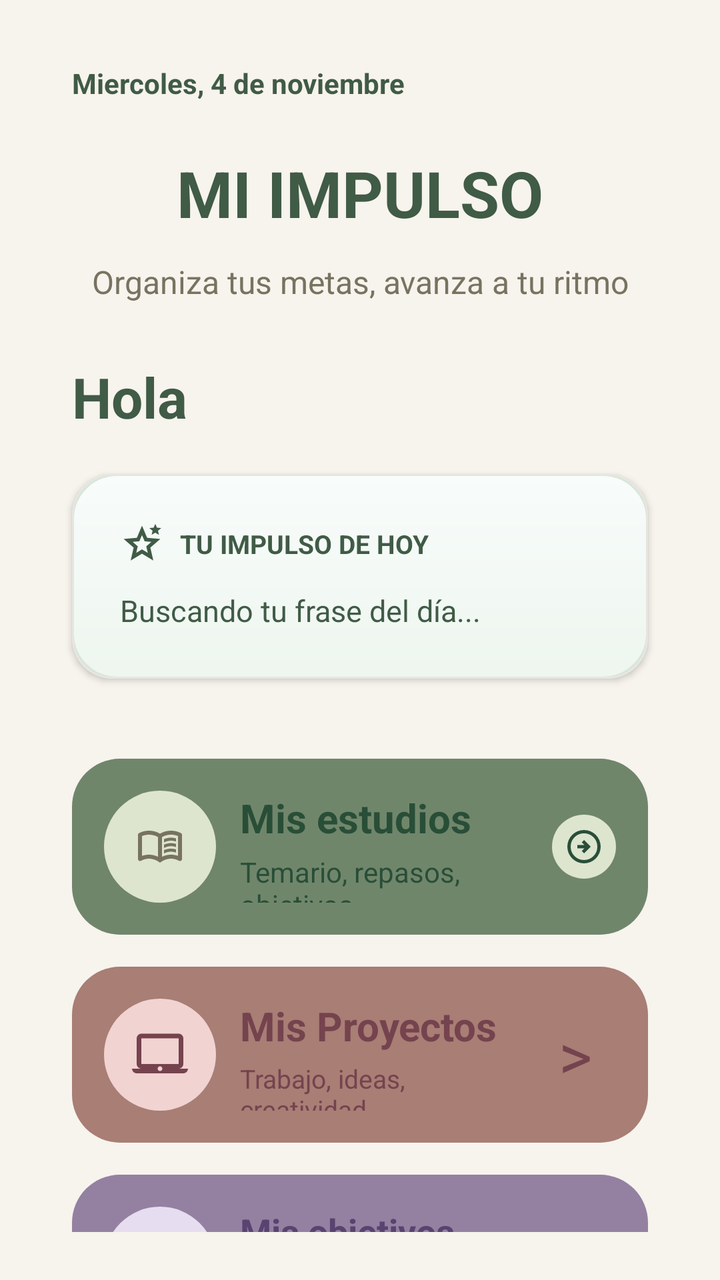
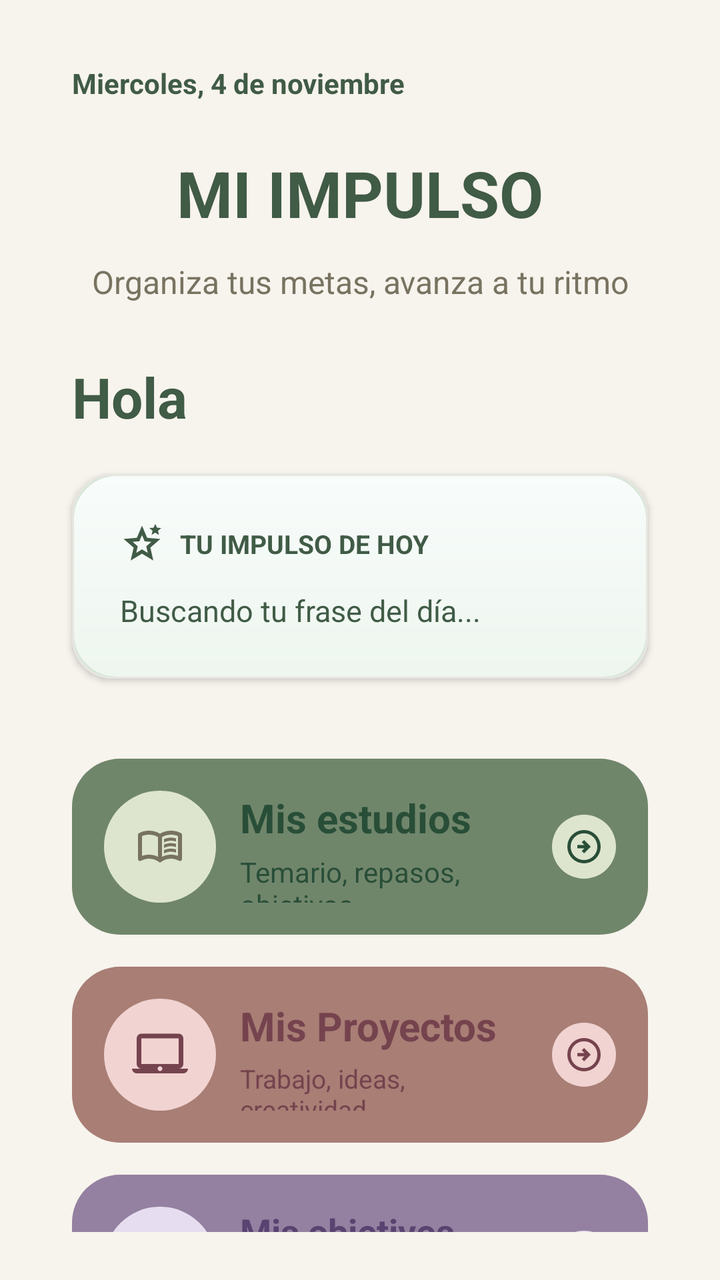

The first picture is an Android layout as it rendered before a commit; the second is the same layout after the commit. The layout source and the unified diff follow.
<!-- AndroidManifest.xml: application theme Theme.MiImpulso -->
<!-- res/layout/activity_main.xml -->
<?xml version="1.0" encoding="utf-8"?>
<LinearLayout xmlns:android="http://schemas.android.com/apk/res/android"
    xmlns:tools="http://schemas.android.com/tools"
    xmlns:app="http://schemas.android.com/apk/res-auto"
    android:id="@+id/main"
    android:layout_width="match_parent"
    android:layout_height="match_parent"
    android:orientation="vertical"
    android:layout_gravity="center"
    android:paddingStart="24dp"
    android:paddingEnd="24dp"
    android:paddingTop="32dp"
    android:paddingBottom="24dp"
    android:background="@color/impulso_fondo">

    <TextView
        android:id="@+id/txtFecha"
        android:layout_width="match_parent"
        android:layout_height="wrap_content"
        android:text="Miercoles, 4 de noviembre"
        android:textSize="14sp"
        android:textStyle="bold"
        android:textColor="@color/impulso_verde"
        android:gravity="start"
        android:layout_marginStart="12dp"
        android:layout_marginEnd="12dp"
        android:layout_marginBottom="24dp"/>

    <TextView
        android:layout_width="match_parent"
        android:layout_height="wrap_content"
        android:text="MI IMPULSO"
        android:textSize="32sp"
        android:textStyle="bold"
        android:textColor="@color/impulso_verde"
        android:gravity="center"
        android:layout_marginBottom="12dp"/>

    <TextView
        android:layout_width="match_parent"
        android:layout_height="wrap_content"
        android:text="Organiza tus metas, avanza a tu ritmo"
        android:textSize="16sp"
        android:textColor="@color/impulso_texto"
        android:gravity="center"
        android:layout_marginBottom="16dp"/>

    <TextView
        android:id="@+id/txtSaludo"
        android:layout_width="match_parent"
        android:layout_height="wrap_content"
        android:text="Hola"
        android:textSize="28sp"
        android:textStyle="bold"
        android:textColor="@color/impulso_verde"
        android:gravity="start"
        android:layout_marginTop="12dp"
        android:layout_marginBottom="8dp"
        android:layout_marginStart="12dp"
        android:layout_marginEnd="12dp"/>

    <com.google.android.material.card.MaterialCardView
        android:layout_width="match_parent"
        android:layout_height="wrap_content"
        android:layout_marginStart="12dp"
        android:layout_marginEnd="12dp"
        android:layout_marginTop="12dp"
        android:layout_marginBottom="24dp"
        app:cardCornerRadius="20dp"
        app:cardElevation="2dp"
        app:strokeColor="@color/impulso_borde_tarjeta"
        app:strokeWidth="1dp">

        <LinearLayout
            android:layout_width="match_parent"
            android:layout_height="wrap_content"
            android:orientation="vertical"
            android:padding="24dp"
            android:background="@drawable/fondo_impulso_anterior">

            <LinearLayout
                android:layout_width="match_parent"
                android:layout_height="wrap_content"
                android:orientation="horizontal"
                android:gravity="center_vertical"
                android:layout_marginBottom="12dp">

                <ImageView
                    android:layout_width="22dp"
                    android:layout_height="22dp"
                    android:src="@drawable/ic_impulso"
                    android:tint="@color/impulso_verde"
                    android:contentDescription="Inspiración"/>

                <TextView
                    android:layout_width="wrap_content"
                    android:layout_height="wrap_content"
                    android:layout_marginStart="8dp"
                    android:text="TU IMPULSO DE HOY"
                    android:textSize="13sp"
                    android:textStyle="bold"
                    android:textColor="@color/impulso_verde" />

            </LinearLayout>

            <TextView
                android:id="@+id/txtFrase"
                android:layout_width="match_parent"
                android:layout_height="wrap_content"
                android:text="Buscando tu frase del día..."
                android:textSize="15sp"
                android:textColor="@color/impulso_verde"
                android:gravity="start" />

        </LinearLayout>

    </com.google.android.material.card.MaterialCardView>

   <LinearLayout
       android:id="@+id/btnEstudios"
       style="@style/TarjetaInicio"
       android:backgroundTint="@color/impulso_estudios">

       <ImageView
           android:layout_width="56dp"
           android:layout_height="56dp"
           android:src="@drawable/ic_estudios"
           android:contentDescription="Estudios"
           android:padding="16dp"
           android:background="@drawable/fondo_icono"
           android:tint="@color/impulso_texto"
           android:backgroundTint="@color/impulso_icono_estudios"/>

       <LinearLayout
           android:layout_width="0dp"
           android:layout_height="wrap_content"
           android:layout_weight="1"
           android:orientation="vertical"
           android:layout_marginStart="12dp">

           <TextView
               android:layout_width="match_parent"
               android:layout_height="wrap_content"
               android:text="Mis estudios"
               android:textSize="20dp"
               android:textStyle="bold"
               android:textColor="@color/impulso_texto_estudios"/>

           <TextView
               android:layout_width="match_parent"
               android:layout_height="wrap_content"
               android:layout_marginTop="4dp"
               android:text="Temario, repasos, objetivos..."
               android:textColor="@color/impulso_texto_estudios"/>
       </LinearLayout>

       <ImageView
           android:layout_width="32dp"
           android:layout_height="32dp"
           android:src="@drawable/ic_flecha"
           android:tint="@color/impulso_texto_estudios"
           android:background="@drawable/fondo_icono"
           android:backgroundTint="@color/impulso_icono_estudios"
           android:padding="6dp"
           android:contentDescription="Ver estudios"/>

   </LinearLayout>

   <LinearLayout
       android:id="@+id/btnProyectos"
       style="@style/TarjetaInicio"
       android:backgroundTint="@color/impulso_proyectos">

       <ImageView
           android:layout_width="56dp"
           android:layout_height="56dp"
           android:src="@drawable/ic_proyectos"
           android:background="@drawable/fondo_icono"
           android:backgroundTint="@color/impulso_icono_proyectos"
           android:tint="@color/impulso_texto_proyectos"
           android:padding="14dp"
           android:contentDescription="Proyectos"/>

       <LinearLayout
           android:layout_width="0dp"
           android:layout_height="wrap_content"
           android:layout_weight="1"
           android:layout_marginStart="12dp"
           android:orientation="vertical">

           <TextView
               android:layout_width="match_parent"
               android:layout_height="wrap_content"
               android:text="Mis Proyectos"
               android:textSize="20sp"
               android:textStyle="bold"
               android:textColor="@color/impulso_texto_proyectos"/>

           <TextView
               android:layout_width="match_parent"
               android:layout_height="wrap_content"
               android:layout_marginTop="4dp"
               android:text="Trabajo, ideas, creatividad..."
               android:textSize="13sp"
               android:textColor="@color/impulso_texto_proyectos"/>

       </LinearLayout>

       <TextView
           android:layout_width="wrap_content"
           android:layout_height="wrap_content"
           android:text=" > "
           android:textSize="32sp"
           android:textColor="@color/impulso_texto_proyectos"
           android:paddingStart="8dp"
           android:paddingEnd="4dp"/>

   </LinearLayout>


    <LinearLayout
        android:id="@+id/btnPersonal"
        style="@style/TarjetaInicio"
        android:backgroundTint="@color/impulso_personal">

        <ImageView
            android:layout_width="56dp"
            android:layout_height="56dp"
            android:src="@drawable/ic_personal"
            android:background="@drawable/fondo_icono"
            android:backgroundTint="@color/impulso_icono_personal"
            android:tint="@color/impulso_texto_personal"
            android:padding="14dp"
            android:contentDescription="Objetivos personales"/>

        <LinearLayout
            android:layout_width="0dp"
            android:layout_height="wrap_content"
            android:layout_weight="1"
            android:layout_marginStart="12dp"
            android:orientation="vertical">

            <TextView
                android:layout_width="match_parent"
                android:layout_height="wrap_content"
                android:text="Mis objetivos personales"
                android:textSize="18sp"
                android:textStyle="bold"
                android:textColor="@color/impulso_texto_personal"/>

            <TextView
                android:layout_width="match_parent"
                android:layout_height="wrap_content"
                android:layout_marginTop="4dp"
                android:text="Hábitos, bienestar, salud..."
                android:textSize="13sp"
                android:textColor="@color/impulso_texto_personal"/>

        </LinearLayout>


        <TextView
            android:layout_width="wrap_content"
            android:layout_height="wrap_content"
            android:text=">"
            android:textSize="32sp"
            android:textColor="@color/impulso_texto_personal"
            android:paddingStart="8dp"
            android:paddingEnd="4dp"/>

    </LinearLayout>







</LinearLayout>
<!-- resources referenced by this layout -->
<resources>
  <color name="impulso_borde_tarjeta">#E6E6E0</color>
  <color name="impulso_estudios">#70866B</color>
  <color name="impulso_fondo">#F7F3ED</color>
  <color name="impulso_icono_estudios">#DDE5CF</color>
  <color name="impulso_icono_personal">#E7DDF0</color>
  <color name="impulso_icono_proyectos">#F1D3D1</color>
  <color name="impulso_personal">#9481A1</color>
  <color name="impulso_proyectos">#A87E75</color>
  <color name="impulso_texto">#777360</color>
  <color name="impulso_texto_estudios">#294E38</color>
  <color name="impulso_texto_personal">#594370</color>
  <color name="impulso_texto_proyectos">#75434E</color>
  <color name="impulso_verde">#405B46</color>
  <!-- drawable fondo_icono (drawable) -->
  <?xml version="1.0" encoding="utf-8"?>
  <shape xmlns:android="http://schemas.android.com/apk/res/android"
      android:shape="oval">
      <solid android:color="@color/impulso_blanco"/>
  </shape>
  <!-- drawable fondo_impulso_anterior (drawable) -->
  <?xml version="1.0" encoding="utf-8"?>
  <shape xmlns:android="http://schemas.android.com/apk/res/android">
      <gradient
          android:startColor="#F8FCFB"
          android:endColor="#EEF6EF"
          android:angle="270"/>
      <corners android:radius="22dp"/>
      <stroke
          android:width="1dp"
          android:color="#D8E6D8"/>
      <padding
          android:left="16dp"
          android:top="16dp"
          android:right="16dp"
          android:bottom="16dp"/>
  </shape>
  <!-- drawable ic_impulso (drawable) -->
  <vector xmlns:android="http://schemas.android.com/apk/res/android" android:height="24dp" android:tint="#000000" android:viewportHeight="960" android:viewportWidth="960" android:width="24dp">
        
      <path android:fillColor="@android:color/white" android:pathData="M354,673L480,597L606,674L573,530L684,434L538,421L480,285L422,420L276,433L387,530L354,673ZM233,840L298,559L80,370L368,345L480,80L592,345L880,370L662,559L727,840L480,691L233,840ZM690,280L711,191L640,132L734,124L770,40L806,124L900,132L829,191L850,280L770,233L690,280ZM480,479L480,479L480,479L480,479L480,479L480,479L480,479L480,479L480,479L480,479Z"/>
      
  </vector>
  <style name="TarjetaInicio">
         <item name="android:layout_width">match_parent</item>
         <item name="android:layout_height">88dp</item>
         <item name="android:layout_marginStart">12dp</item>
         <item name="android:layout_marginEnd">12dp</item>
         <item name="android:layout_marginTop">16dp</item>
         <item name="android:padding">16dp</item>
         <item name="android:orientation">horizontal</item>
         <item name="android:gravity">center_vertical</item>
         <item name="android:background">@drawable/fondo_tarjeta_inicio</item>
         <item name="android:clickable">true</item>
         <item name="android:focusable">true</item>
     </style>
  <style name="Theme.MiImpulso" parent="Base.Theme.MiImpulso" />
  <color name="impulso_blanco">#FFFFFFFF</color>
  <!-- drawable fondo_tarjeta_inicio (drawable) -->
  <?xml version="1.0" encoding="utf-8"?>
  <shape xmlns:android="http://schemas.android.com/apk/res/android"
      android:shape="rectangle">
      <solid android:color="@color/impulso_blanco"/>
      <corners android:radius="24dp"/>
  
  
  </shape>
  <style name="Base.Theme.MiImpulso" parent="Theme.Material3.DayNight.NoActionBar">
          
          
      </style>
  <!-- unchanged entries left out for length: 4 -->
</resources>

<!-- the commit's change to res/layout/activity_main.xml (unified diff, before → after) -->
@@ -206,14 +206,15 @@
 
        </LinearLayout>
 
-       <TextView
-           android:layout_width="wrap_content"
-           android:layout_height="wrap_content"
-           android:text=" > "
-           android:textSize="32sp"
-           android:textColor="@color/impulso_texto_proyectos"
-           android:paddingStart="8dp"
-           android:paddingEnd="4dp"/>
+       <ImageView
+           android:layout_width="32dp"
+           android:layout_height="32dp"
+           android:src="@drawable/ic_flecha"
+           android:tint="@color/impulso_texto_proyectos"
+           android:background="@drawable/fondo_icono"
+           android:backgroundTint="@color/impulso_icono_proyectos"
+           android:padding="6dp"
+           android:contentDescription="Ver estudios"/>
 
    </LinearLayout>
 
@@ -258,15 +259,15 @@
 
         </LinearLayout>
 
-
-        <TextView
-            android:layout_width="wrap_content"
-            android:layout_height="wrap_content"
-            android:text=">"
-            android:textSize="32sp"
-            android:textColor="@color/impulso_texto_personal"
-            android:paddingStart="8dp"
-            android:paddingEnd="4dp"/>
+        <ImageView
+            android:layout_width="32dp"
+            android:layout_height="32dp"
+            android:src="@drawable/ic_flecha"
+            android:tint="@color/impulso_texto_personal"
+            android:background="@drawable/fondo_icono"
+            android:backgroundTint="@color/impulso_icono_personal"
+            android:padding="6dp"
+            android:contentDescription="Ver estudios"/>
 
     </LinearLayout>
 
